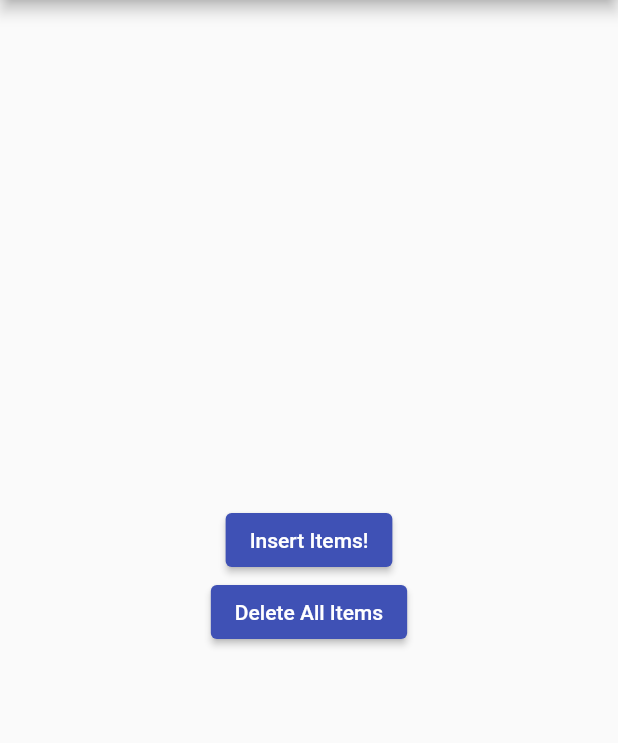
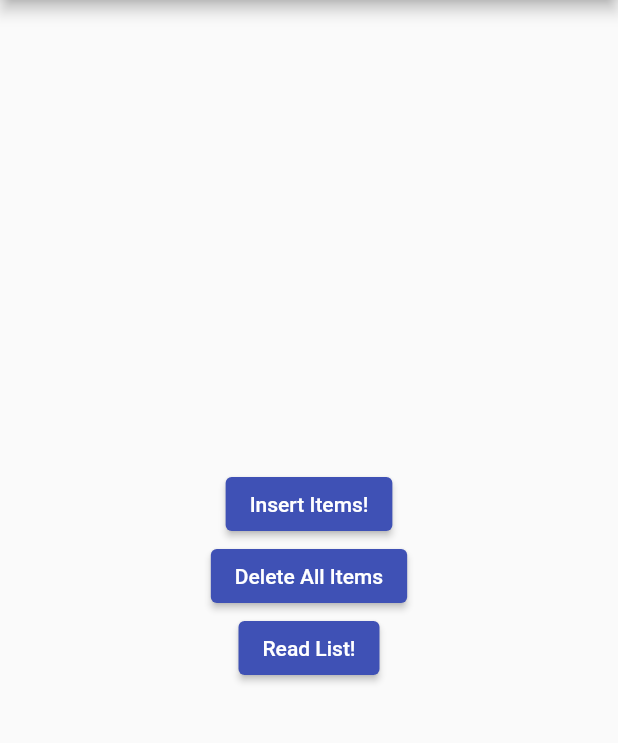
Before and after one commit to Arceen/book_fp_shopping, a Flutter app: the screen it shows after launch, after a tap on "Insert Items!", on a phone screen of 412 x 824 dp, the part 84-827 px from its top. Run offline on Flutter 3.47's test engine with Material 2 defaults, Android fonts, the phone set to English and light mode, and no system bars; our stand-ins replace sqflite; accounts and stored records are empty.

Commit message:
created models, changing dbhelper

```diff
--- a/lib/helpers/dbhelper.dart
+++ b/lib/helpers/dbhelper.dart
@@ -1,7 +1,11 @@
 import 'package:path/path.dart';
 import 'package:sqflite/sqflite.dart';
+import '../models/list_items.dart';
+import '../models/shopping_list.dart';
 
 class DbHelper {
+  final String LIST_TABLE = 'lists';
+  final String ITEM_TABLE = 'items';
   final String dbCreateListTable = """
     CREATE TABLE lists(id INTEGER PRIMARY KEY, name TEXT, priority INTEGER)
 """;
@@ -24,15 +28,61 @@ class DbHelper {
 
   Future emptyTestDb() async {
     db = await openDb();
-    await db!.rawDelete('delete from items');
-    await db!.rawDelete('delete from lists');
+    await db!.rawDelete('delete from $ITEM_TABLE');
+    await db!.rawDelete('delete from $LIST_TABLE');
+  }
+
+  Future<bool> insertList(ShoppingList list) async {
+    db = await openDb();
+    return await db!.insert(LIST_TABLE, list.toMap()) != 0;
+  }
+
+  Future<bool> insertItem(ListItem item) async {
+    db = await openDb();
+    return await db!.insert(ITEM_TABLE, item.toMap()) != 0;
   }
 
   Future testDb() async {
     db = await openDb();
-    await db!.execute("INSERT INTO lists VALUES (NULL, 'Fruit', 2)");
-    await db!.execute(
-        "INSERT INTO items VALUES (NULL, 0, 'Apples', '2 Kg', 'Better if they are green')");
+    final fruits = ShoppingList(name: 'fruits', priority: 2);
+    final papers = ShoppingList(name: 'papers', priority: 3);
+    final drinks = ShoppingList(name: 'drinks', priority: 4);
+
+    print(await insertList(fruits));
+    print(await insertList(papers));
+    print(await insertList(drinks));
+
+    final apple = ListItem(
+      idList: 1,
+      name: 'Apple',
+      quantity: 'A dozen',
+      note: 'For apple pie',
+    );
+    final banana = ListItem(
+      idList: 1,
+      name: 'Banana',
+      quantity: 'Half a dozen',
+      note: 'For banana smoothie',
+    );
+
+    final a4 = ListItem(
+      idList: 1,
+      name: 'Paper',
+      quantity: 'Half a dozen',
+      note: 'Printer Needs it',
+    );
+
+    final cola = ListItem(
+      idList: 1,
+      name: 'Coca-Cola',
+      quantity: 'ONLY 1',
+      note: 'My sister only drinks cola -_-',
+    );
+
+    print(await insertItem(apple));
+    print(await insertItem(banana));
+    print(await insertItem(a4));
+    print(await insertItem(cola));
 
     List lists = await db!.rawQuery('select * from lists');
     List items = await db!.rawQuery('select * from items');
@@ -43,4 +93,15 @@ class DbHelper {
       print(list);
     }
   }
+
+  Future<List<ShoppingList>> readAllLists() async {
+    db = await openDb();
+    List<Map> maps = await db!.query(LIST_TABLE);
+    print(maps.toList(growable: false).runtimeType);
+    return [];
+  }
+
+  Future<ShoppingList> readSingleList(int id) {
+    throw UnimplementedError();
+  }
 }
--- a/lib/main.dart
+++ b/lib/main.dart
@@ -37,6 +37,12 @@ class MyApp extends StatelessWidget {
                 },
                 child: Text("Delete All Items"),
               ),
+              ElevatedButton(
+                onPressed: () {
+                  dbHelper.readAllLists();
+                },
+                child: Text("Read List!"),
+              ),
             ],
           ),
         ),
--- /dev/null
+++ b/lib/models/list_items.dart
@@ -0,0 +1,20 @@
+class ListItem {
+  int? id;
+  int idList;
+  String name;
+  String quantity;
+  String note;
+  ListItem(
+      {this.id,
+      required this.idList,
+      required this.name,
+      required this.quantity,
+      required this.note});
+  Map<String, dynamic> toMap() => {
+        'id': id,
+        'idList': idList,
+        'name': name,
+        'quantity': quantity,
+        'note': note,
+      };
+}
--- /dev/null
+++ b/lib/models/shopping_list.dart
@@ -0,0 +1,12 @@
+class ShoppingList {
+  int? id;
+  String name;
+  int priority;
+  ShoppingList({this.id, required this.name, required this.priority});
+
+  Map<String, dynamic> toMap() => {
+        'id': id,
+        'name': name,
+        'priority': priority,
+      };
+}
```
